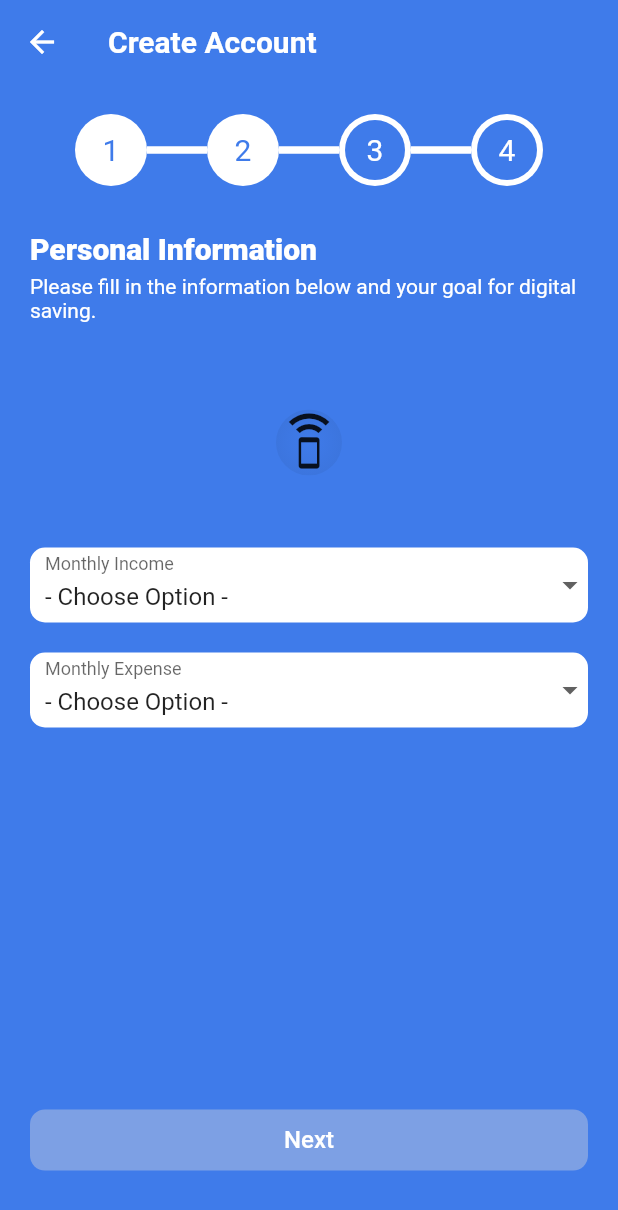
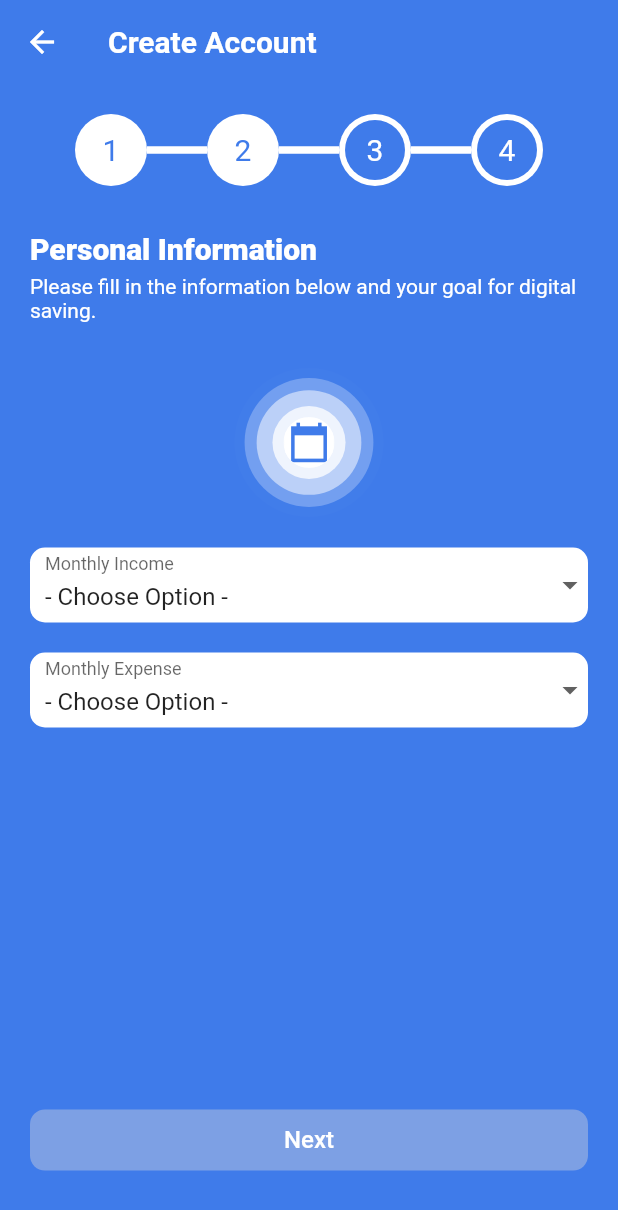
Before and after one commit to evanezent/Exploring-The-Forest, a Flutter app: the ScheduleScreen screen opened directly, on a phone screen of 412 x 824 dp. Shown: the top 1210 px of the screen. Run offline on Flutter 3.47's test engine with Material 2 defaults, Android fonts, the phone set to English and light mode, and no system bars.

Commit message:
ripple animation done

```diff
--- a/lib/ui/screens/schedule_screen.dart
+++ b/lib/ui/screens/schedule_screen.dart
@@ -46,8 +46,8 @@ class _ScheduleScreenState extends State<ScheduleScreen>
           decoration: BoxDecoration(
             gradient: RadialGradient(
               colors: <Color>[
-                custom_blue,
-                Color.lerp(custom_blue, Colors.black, .05)!
+                Color.lerp(Colors.white, custom_blue_disable, 0.6)!,
+                Colors.white,
               ],
             ),
           ),
@@ -58,9 +58,14 @@ class _ScheduleScreenState extends State<ScheduleScreen>
                   curve: CurveWave(),
                 ),
               ),
-              child: Icon(
-                Icons.speaker_phone,
-                size: 44,
+              child: Container(
+                padding:EdgeInsets.all(2),
+                color: Colors.white,
+                child: Icon(
+                  Icons.calendar_today_sharp,
+                  color: custom_blue,
+                  size: 30,
+                ),
               )),
         ),
       ),
@@ -100,7 +105,7 @@ class _ScheduleScreenState extends State<ScheduleScreen>
                 child: CustomPaint(
               painter: CirclePainter(
                 _animationController,
-                color: custom_blue,
+                color: Colors.white,
               ),
               child: SizedBox(
                 width: 100,
```
